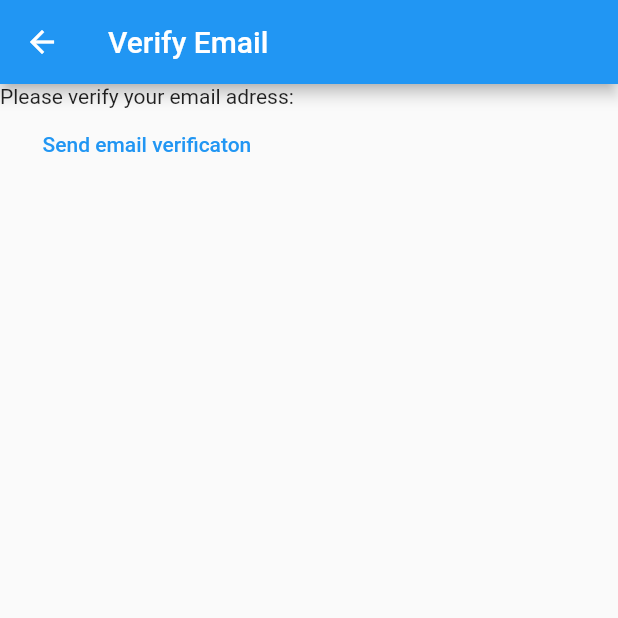
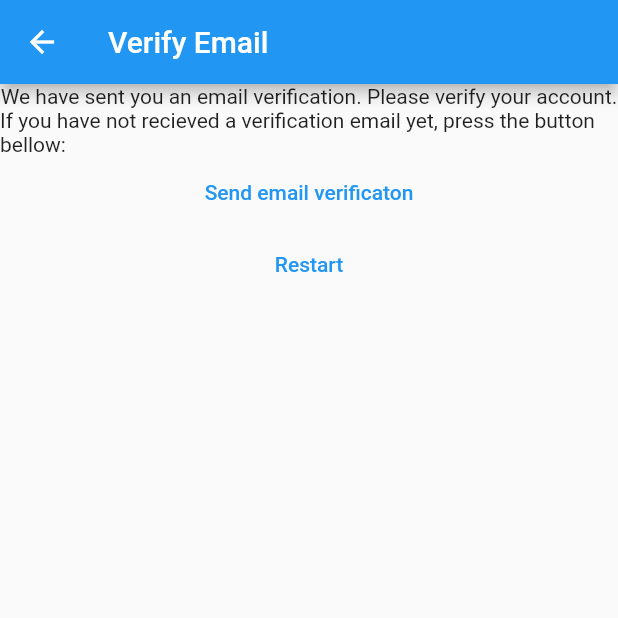
Before and after one commit to John-Smith-Doe/mynotes-flutter, a Flutter app: the VerifyEmailView screen opened directly, on a phone screen of 412 x 824 dp, the top half of it. Run offline on Flutter 3.47's test engine with Material 2 defaults, Android fonts, the phone set to English and light mode, and no system bars; our stand-ins replace firebase_auth, firebase_core; accounts and stored records are empty.

Commit message:
chapter-22

```diff
--- a/lib/constants/routes.dart
+++ b/lib/constants/routes.dart
@@ -1,3 +1,6 @@
+import 'package:notes_app/views/verify_email_view.dart';
+
 const loginRoute = '/login/';
 const registerRoute = '/register/';
 const notesRoute = '/notes/';
+const verifyEmailRout = '/verify-email/';
--- a/lib/main.dart
+++ b/lib/main.dart
@@ -21,6 +21,7 @@ void main() {
         loginRoute: (context) => const LoginView(),
         registerRoute: (context) => const RegisterView(),
         notesRoute: (context) => const NotesView(),
+        verifyEmailRout: (context) => const VerifyEmailView(),
       },
     ),
   );
--- a/lib/views/verify_email_view.dart
+++ b/lib/views/verify_email_view.dart
@@ -1,5 +1,6 @@
 import 'package:firebase_auth/firebase_auth.dart';
 import 'package:flutter/material.dart';
+import 'package:notes_app/constants/routes.dart';
 
 class VerifyEmailView extends StatefulWidget {
   const VerifyEmailView({super.key});
@@ -17,13 +18,24 @@ class _VerifyEmailViewState extends State<VerifyEmailView> {
       ),
       body: Column(
         children: [
-          const Text('Please verify your email adress:'),
+          const Text(
+              'We have sent you an email verification. Please verify your account.'),
+          const Text(
+              'If you have not recieved a verification email yet, press the button bellow:'),
+          TextButton(
+            onPressed: () async {
+              final user = FirebaseAuth.instance.currentUser;
+              await user?.sendEmailVerification();
+            },
+            child: const Text('Send email verificaton'),
+          ),
           TextButton(
               onPressed: () async {
-                final user = FirebaseAuth.instance.currentUser;
-                await user?.sendEmailVerification();
+                await FirebaseAuth.instance.signOut();
+                Navigator.of(context)
+                    .pushNamedAndRemoveUntil(registerRoute, (route) => false);
               },
-              child: const Text('Send email verificaton'))
+              child: const Text('Restart'))
         ],
       ),
     );
```
Also changed, not shown: lib/views/register_view.dart (+10 -5 lines).
